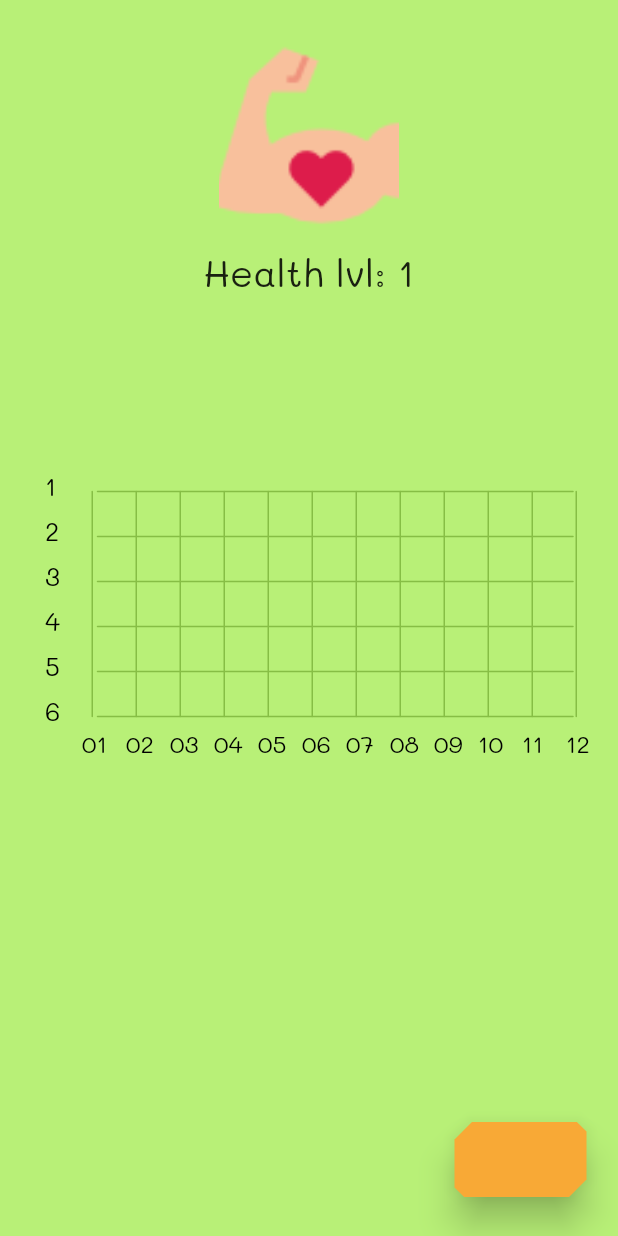
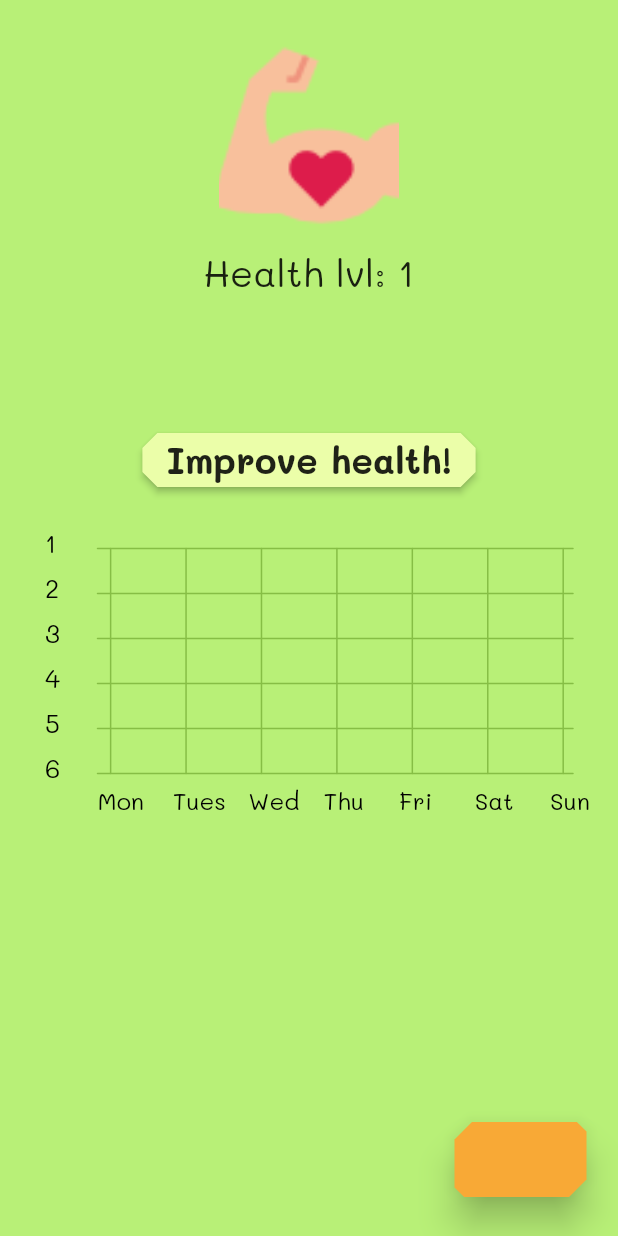
Before and after one commit to maxgmer/useful, a Flutter app: the screen it shows after launch, on a phone screen of 412 x 824 dp. Run offline on Flutter 3.47's test engine with Material 2 defaults, Android fonts, the phone set to English and light mode, and no system bars; our stand-ins replace rxdart.

Commit message:
Added an improve button (button for getting new tasks)

```diff
--- a/lib/blocs/HomeScreen/HomeScreenBloc.dart
+++ b/lib/blocs/HomeScreen/HomeScreenBloc.dart
@@ -114,13 +114,16 @@ class HomeScreenValues {
   static const double SCREEN_PADDING = 30.0;
 
   static const double LVL_TITLE_PADDING = 15.0;
+  static const double IMPROVE_BUTTON_PADDING_TOP = 70.0;
 
   static const double PAGE_DETAILS_ROW_PADDING = 10.0;
   static const double INSIDE_PAGE_DETAILS_ROW_PADDING = 10.0;
   static const double PAGE_DETAILS_ROW_IMG_DIMS = 48.0;
 
   static const double LVL_TITLE_FONT_SIZE = 25.0;
+  static const double IMPROVE_BUTTON_FONT_SIZE = 24.0;
 
+  static const double IMPROVE_BUTTON_CLIP_RADIUS = 10.0;
 
   static getBackgroundColor(int pageId) {
     switch(pageId) {
@@ -128,6 +131,15 @@ class HomeScreenValues {
       case 1: return Color.fromRGBO(254, 248, 197, 1.0);
       case 2: return Color.fromRGBO(255, 201, 182, 1.0);
       case 3: return Color.fromRGBO(194, 250, 248, 1.0);
+    }
+  }
+
+  static getImproveButtonColor(int pageId) {
+    switch(pageId) {
+      case 0: return Color.fromRGBO(235, 254, 169, 1.0);
+      case 1: return Color.fromRGBO(222, 217, 169, 1.0);
+      case 2: return Color.fromRGBO(255, 182, 169, 1.0);
+      case 3: return Color.fromRGBO(179, 225, 255, 1.0);
     }
   }
 
@@ -177,7 +189,7 @@ class BreathingImageValues {
 
 
 class StatsGraphValues {
-  static const double PADDING_TOP = 90.0;
+  static const double PADDING_TOP = 10.0;
 
   static const int MARKUP_COLOR_DARKEN_VALUE = 50;
 
--- a/lib/models/SessionDataModel.dart
+++ b/lib/models/SessionDataModel.dart
@@ -5,7 +5,7 @@ class SessionDataModel {
   int get pageId => _pageId;
   set pageId(pageId) => _pageId = pageId;
 
-  StatsGraphTimeFrame _graphTimeFrame = StatsGraphTimeFrame.YEAR;
+  StatsGraphTimeFrame _graphTimeFrame = StatsGraphTimeFrame.WEEK;
   StatsGraphTimeFrame get graphTimeFrame => _graphTimeFrame;
   set graphTimeFrame(graphTimeFrame) => _graphTimeFrame;
 }
--- a/lib/views/home_screen.dart
+++ b/lib/views/home_screen.dart
@@ -53,6 +53,18 @@ class _HomeScreenState extends State<StatefulWidget> {
                             ); else return Text("How are you bro? xD", style: TextStyle(fontSize: HomeScreenValues.LVL_TITLE_FONT_SIZE));
                         },
                     ),
+                    Padding(
+                      padding: EdgeInsets.only(top: HomeScreenValues.IMPROVE_BUTTON_PADDING_TOP),
+                      child: Center(
+                          child: RaisedButton(
+                            child: Text("Improve health!", style: TextStyle(fontSize: HomeScreenValues.IMPROVE_BUTTON_FONT_SIZE, fontWeight: FontWeight.w700)),
+                            shape: BeveledRectangleBorder(borderRadius: BorderRadius.all(Radius.circular(HomeScreenValues.IMPROVE_BUTTON_CLIP_RADIUS))),
+                            color: HomeScreenValues.getImproveButtonColor(pageId.data),
+                            splashColor: Color.fromRGBO(132, 188, 74, 1.0),
+                            onPressed: (){},
+                          )
+                      ),
+                    ),
                     StreamBuilder<StatsGraphTimeFrame>(
                         stream: homeScreenBloc.graph,
                         builder: (context, graphTimeFrame) {
```
